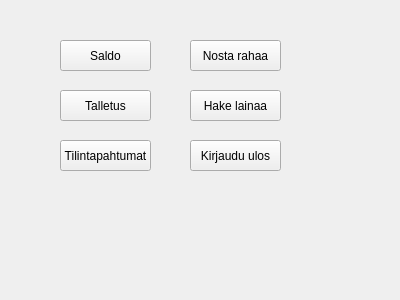
This is bank_simul/menuwindow.ui in t0saan02/bank as Qt 5 draws it before an edit. The edited form follows.
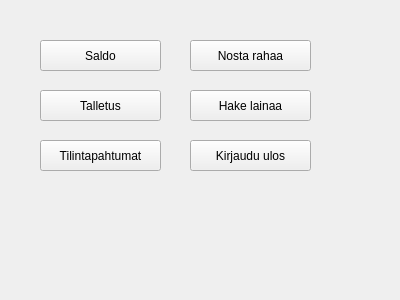
This is the edited form.

The edit to the form file:
```diff
--- a/bank_simul/menuwindow.ui
+++ b/bank_simul/menuwindow.ui
@@ -16,9 +16,9 @@
   <widget class="QPushButton" name="btnsaldo">
    <property name="geometry">
     <rect>
-     <x>60</x>
+     <x>40</x>
      <y>40</y>
-     <width>91</width>
+     <width>121</width>
      <height>31</height>
     </rect>
    </property>
@@ -31,7 +31,7 @@
     <rect>
      <x>190</x>
      <y>40</y>
-     <width>91</width>
+     <width>121</width>
      <height>31</height>
     </rect>
    </property>
@@ -42,9 +42,9 @@
   <widget class="QPushButton" name="btntalletus">
    <property name="geometry">
     <rect>
-     <x>60</x>
+     <x>40</x>
      <y>90</y>
-     <width>91</width>
+     <width>121</width>
      <height>31</height>
     </rect>
    </property>
@@ -57,7 +57,7 @@
     <rect>
      <x>190</x>
      <y>90</y>
-     <width>91</width>
+     <width>121</width>
      <height>31</height>
     </rect>
    </property>
@@ -70,7 +70,7 @@
     <rect>
      <x>190</x>
      <y>140</y>
-     <width>91</width>
+     <width>121</width>
      <height>31</height>
     </rect>
    </property>
@@ -81,9 +81,9 @@
   <widget class="QPushButton" name="btntapahtumat">
    <property name="geometry">
     <rect>
-     <x>60</x>
+     <x>40</x>
      <y>140</y>
-     <width>91</width>
+     <width>121</width>
      <height>31</height>
     </rect>
    </property>
```
